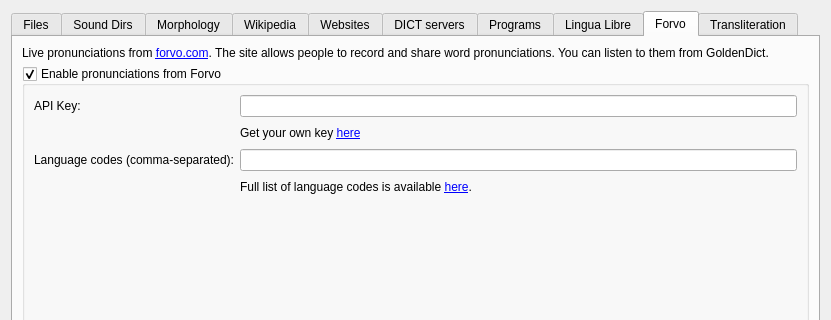
Above: src/ui/sources.ui from Group8-IMIS/ABD_Dictionary before the change; both pictures show x 0 to 831 and y 0 to 320 of the 831 by 531 pixel window. Below: the same form after it.
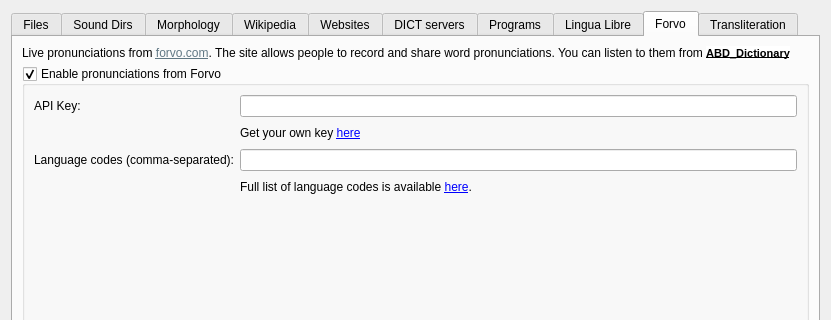
That is the form after the change. The open tabs and pages were chosen to show the change. Icons and pictures are not drawn.

```diff
--- a/src/ui/sources.ui
+++ b/src/ui/sources.ui
@@ -542,7 +542,7 @@
           </sizepolicy>
          </property>
          <property name="text">
-          <string>Live pronunciations from &lt;a href=&quot;http://www.forvo.com/&quot;&gt;forvo.com&lt;/a&gt;. The site allows people to record and share word pronunciations. You can listen to them from GoldenDict.</string>
+          <string>&lt;html&gt;&lt;head/&gt;&lt;body&gt;&lt;p&gt;Live pronunciations from &lt;a href=&quot;http://www.forvo.com/&quot;&gt;&lt;span style=&quot; text-decoration: underline; color:#617884;&quot;&gt;forvo.com&lt;/span&gt;&lt;/a&gt;. The site allows people to record and share word pronunciations. You can listen to them from &lt;a href=&quot;https://github.com/Group8-IMIS/ABD_Dictionary&quot;&gt;&lt;span style=&quot; font-family:'-apple-system','BlinkMacSystemFont','Segoe UI','Noto Sans','Helvetica','Arial','sans-serif','Apple Color Emoji','Segoe UI Emoji'; font-size:8pt; font-weight:700; text-decoration: underline; color:#000000; background-color:#ffffff;&quot;&gt;ABD_Dictionary&lt;/span&gt;&lt;/a&gt;&lt;/p&gt;&lt;/body&gt;&lt;/html&gt;</string>
          </property>
          <property name="wordWrap">
           <bool>true</bool>
```
Left out of the diff: 2 changed lines with no effect on the pictures.
